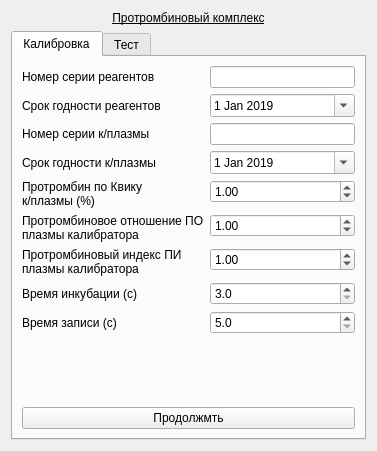
Before: the Qt Designer form choisedialog/ko5.ui in krang4d/Agrekola, drawn with Qt 5.
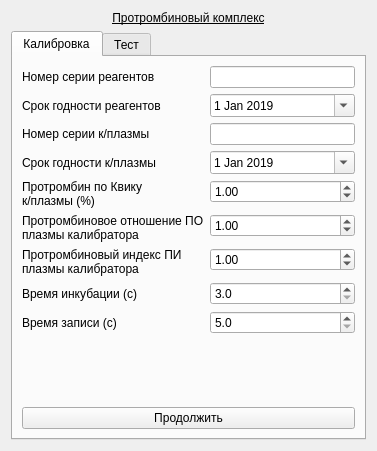
After: the same form once the commit is applied.

Patch:
```diff
--- a/choisedialog/ko5.ui
+++ b/choisedialog/ko5.ui
@@ -231,7 +231,7 @@
        <item>
         <widget class="QPushButton" name="pushButton_calib">
          <property name="text">
-          <string>Продолжмть</string>
+          <string>Продолжить</string>
          </property>
          <property name="shortcut">
           <string>Ctrl+Return</string>
```
